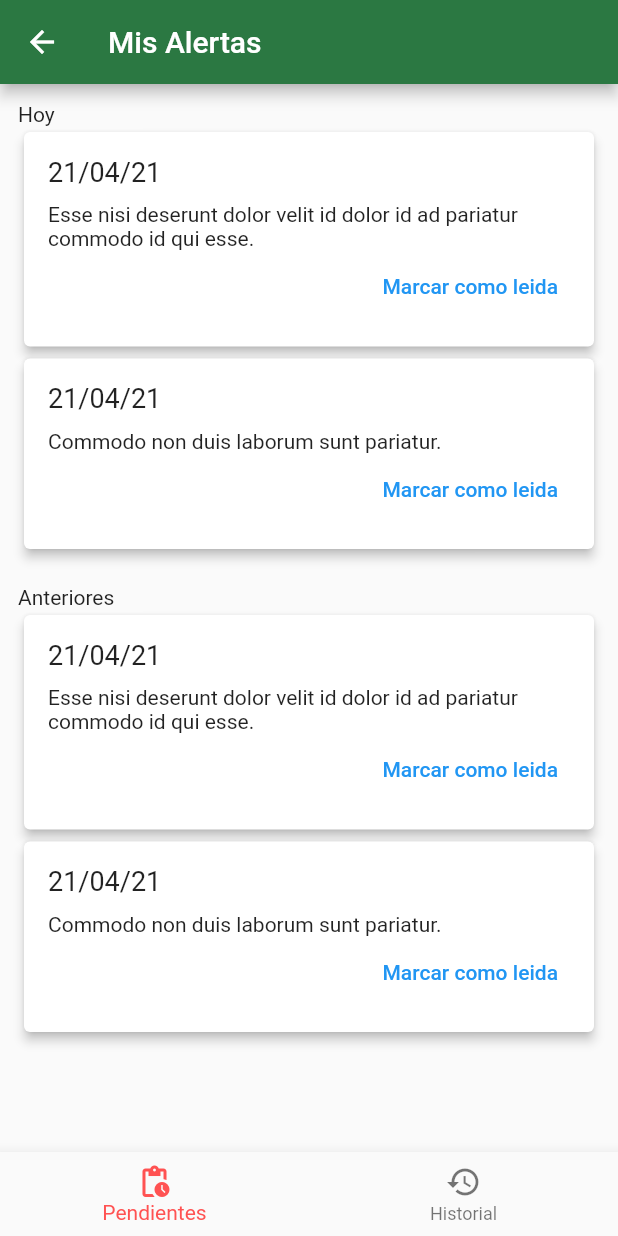
After one commit to FernandoAcTr/covid19_itc_app, a Flutter app: the AlertsPage screen opened by its route, after a tap on "Marcar como leida", on a phone screen of 412 x 824 dp. The commit adds this screen. Run offline on Flutter 3.47's test engine with Material 2 defaults, Android fonts, the phone set to English and light mode, and no system bars.

Commit message:
alerts page screen

```diff
--- a/lib/main.dart
+++ b/lib/main.dart
@@ -1,3 +1,4 @@
+import 'package:covid19_itc/src/ui/pages/alerts/alerts_page.dart';
 import 'package:flutter/material.dart';
 import 'package:flutter/services.dart';
 import 'package:covid19_itc/src/ui/router.dart';
@@ -22,6 +23,7 @@ class MyApp extends StatelessWidget {
         Routes.home: (_) => HomePage(),
         Routes.listSurvey: (_) => SurveyPage(),
         Routes.testsPage: (_) => TestsPage(),
+        Routes.alertsPage: (_) => AlertsPage(),
       },
     );
   }
--- /dev/null
+++ b/lib/src/ui/pages/alerts/alerts_page.dart
@@ -0,0 +1,36 @@
+import 'package:flutter/material.dart';
+import 'package:covid19_itc/src/ui/pages/alerts/widgets/tab_history.dart';
+import 'package:covid19_itc/src/ui/pages/alerts/widgets/tab_pendings.dart';
+
+class AlertsPage extends StatelessWidget {
+  const AlertsPage({Key? key}) : super(key: key);
+
+  @override
+  Widget build(BuildContext context) {
+    return Scaffold(
+      appBar: AppBar(
+        title: Text('Mis Alertas'),
+      ),
+      bottomNavigationBar: BottomNavBar(),
+      body: PageView(
+        children: [
+          TabPendings(),
+          TabHistory(),
+        ],
+      ),
+    );
+  }
+}
+
+class BottomNavBar extends StatelessWidget {
+  @override
+  Widget build(BuildContext context) {
+    return BottomNavigationBar(
+      selectedItemColor: Theme.of(context).accentColor,
+      items: [
+        BottomNavigationBarItem(icon: Icon(Icons.pending_actions), label: 'Pendientes'),
+        BottomNavigationBarItem(icon: Icon(Icons.history), label: 'Historial'),
+      ],
+    );
+  }
+}
--- /dev/null
+++ b/lib/src/ui/pages/alerts/widgets/alert.dart
@@ -0,0 +1,35 @@
+import 'package:flutter/material.dart';
+
+class Alert extends StatelessWidget {
+  final String title;
+  final String content;
+  final List<Widget>? actions;
+
+  const Alert({
+    required this.title,
+    required this.content,
+    this.actions,
+  });
+
+  @override
+  Widget build(BuildContext context) {
+    return Card(
+      elevation: 3,
+      child: Padding(
+        padding: const EdgeInsets.all(16),
+        child: Column(
+          crossAxisAlignment: CrossAxisAlignment.start,
+          children: [
+            Text(this.title, style: TextStyle(fontSize: 18)),
+            SizedBox(height: 10),
+            Text(this.content),
+            Row(
+              mainAxisAlignment: MainAxisAlignment.end,
+              children: actions ?? [],
+            ),
+          ],
+        ),
+      ),
+    );
+  }
+}
--- /dev/null
+++ b/lib/src/ui/pages/alerts/widgets/tab_history.dart
@@ -0,0 +1,20 @@
+import 'package:covid19_itc/src/ui/pages/alerts/widgets/alert.dart';
+import 'package:flutter/material.dart';
+
+class TabHistory extends StatelessWidget {
+  @override
+  Widget build(BuildContext context) {
+    return Padding(
+      padding: const EdgeInsets.only(top: 8, left: 8, right: 8),
+      child: ListView.builder(
+        itemCount: 10,
+        itemBuilder: (_, index) {
+          return Alert(
+            title: '21/04/21',
+            content: 'Esse nisi deserunt dolor velit id dolor id ad pariatur commodo id qui esse.',
+          );
+        },
+      ),
+    );
+  }
+}
--- /dev/null
+++ b/lib/src/ui/pages/alerts/widgets/tab_pendings.dart
@@ -0,0 +1,53 @@
+import 'package:flutter/material.dart';
+import 'package:covid19_itc/src/ui/pages/alerts/widgets/alert.dart';
+
+class TabPendings extends StatelessWidget {
+  @override
+  Widget build(BuildContext context) {
+    List<Alert> todayAlerts = getTodayAlerts();
+    List<Alert> pastAlerts = getPastAlerts();
+
+    return Padding(
+      padding: const EdgeInsets.only(top: 12, left: 12, right: 12),
+      child: ListView(
+        children: [
+          Text('Hoy'),
+          ...todayAlerts,
+          SizedBox(height: 20),
+          Text('Anteriores'),
+          ...pastAlerts,
+        ],
+      ),
+    );
+  }
+
+  List<Alert> getTodayAlerts() {
+    return [
+      Alert(
+        title: '21/04/21',
+        content: 'Esse nisi deserunt dolor velit id dolor id ad pariatur commodo id qui esse.',
+        actions: [TextButton(onPressed: () {}, child: Text('Marcar como leida'))],
+      ),
+      Alert(
+        title: '21/04/21',
+        content: 'Commodo non duis laborum sunt pariatur.',
+        actions: [TextButton(onPressed: () {}, child: Text('Marcar como leida'))],
+      )
+    ];
+  }
+
+  List<Alert> getPastAlerts() {
+    return [
+      Alert(
+        title: '21/04/21',
+        content: 'Esse nisi deserunt dolor velit id dolor id ad pariatur commodo id qui esse.',
+        actions: [TextButton(onPressed: () {}, child: Text('Marcar como leida'))],
+      ),
+      Alert(
+        title: '21/04/21',
+        content: 'Commodo non duis laborum sunt pariatur.',
+        actions: [TextButton(onPressed: () {}, child: Text('Marcar como leida'))],
+      )
+    ];
+  }
+}
--- a/lib/src/ui/pages/home/widgets/card_table.dart
+++ b/lib/src/ui/pages/home/widgets/card_table.dart
@@ -15,7 +15,12 @@ class CardTable extends StatelessWidget {
             color: Colors.blue,
             onTap: () => Navigator.pushNamed(context, Routes.listSurvey),
           ),
-          _CardButton(icon: Icons.notification_important, text: 'Alertas', color: Colors.pink),
+          _CardButton(
+            icon: Icons.notification_important,
+            text: 'Alertas',
+            color: Colors.pink,
+            onTap: () => Navigator.pushNamed(context, Routes.alertsPage),
+          ),
         ]),
         TableRow(children: [
           _CardButton(
--- a/lib/src/ui/router.dart
+++ b/lib/src/ui/router.dart
@@ -3,4 +3,5 @@ class Routes {
   static final home = 'home';
   static final listSurvey = 'list_survey';
   static final testsPage = 'tests_page';
+  static final alertsPage = 'alerts_page';
 }
```
